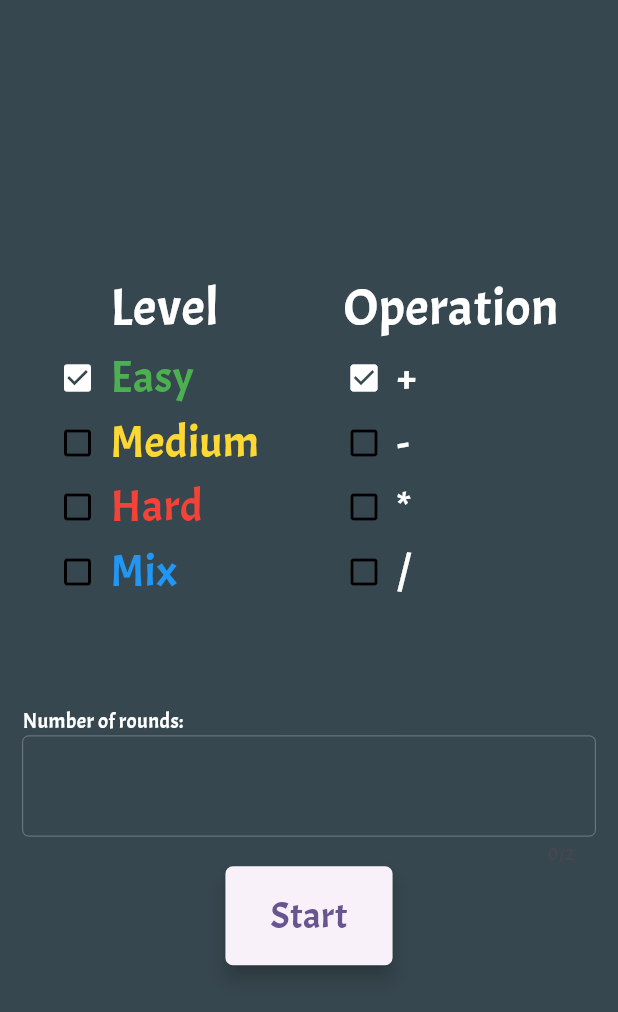
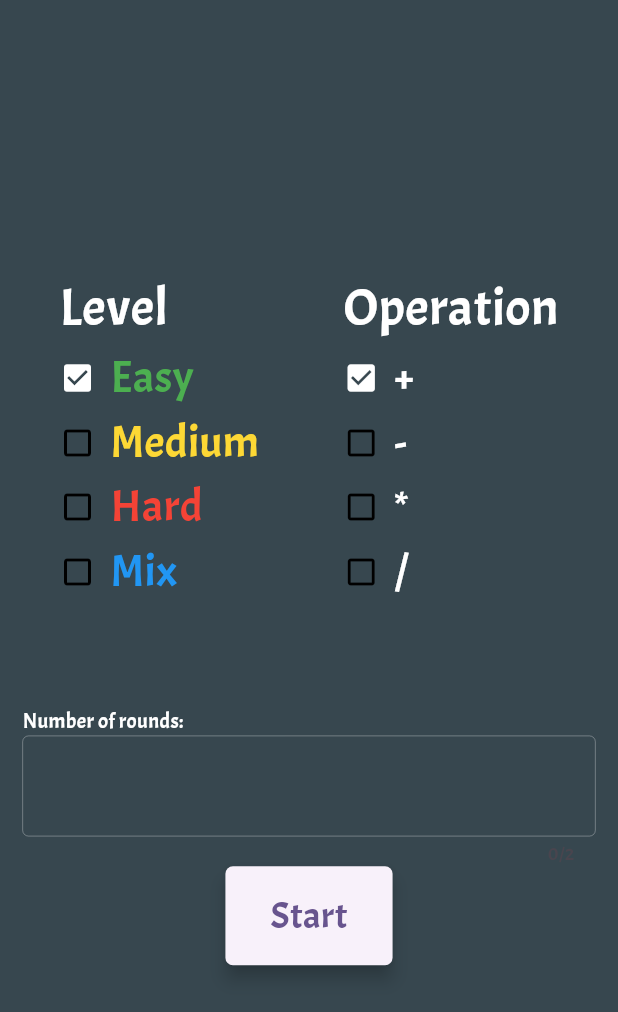
Before and after one commit to MMN20/math-game-in-flutter, a Flutter app: the screen it shows after launch, after a tap on "Start", on a phone screen of 412 x 824 dp. Shown: the top 1012 px of the screen. Run offline on Flutter 3.47's test engine with Material 3 defaults, Android fonts, the phone set to English and light mode, and no system bars.

Commit message:
first commit

```diff
--- a/lib/screens/home_screen.dart
+++ b/lib/screens/home_screen.dart
@@ -27,7 +27,7 @@ class _HomeScreenState extends State<HomeScreen> {
   void startTheGame() {
     if (numberOfRounds != '') {
       int? tryPrasing = int.tryParse(numberOfRounds);
-      if (tryPrasing != null) {
+      if (tryPrasing != null && tryPrasing > 0) {
         mathGame.numberOfRounds = int.parse(numberOfRounds);
         Navigator.push(context,
             MaterialPageRoute(builder: (c) => GameScreen(mathGame: mathGame)));
@@ -51,6 +51,7 @@ class _HomeScreenState extends State<HomeScreen> {
                 mainAxisAlignment: MainAxisAlignment.spaceAround,
                 children: [
                   Column(
+                    crossAxisAlignment: CrossAxisAlignment.start,
                     children: [
                       const Text(
                         'Level',
@@ -76,6 +77,7 @@ class _HomeScreenState extends State<HomeScreen> {
                     ],
                   ),
                   Column(
+                    crossAxisAlignment: CrossAxisAlignment.start,
                     children: [
                       const Text(
                         'Operation',
```
Also changed, not shown: 1 other file.
